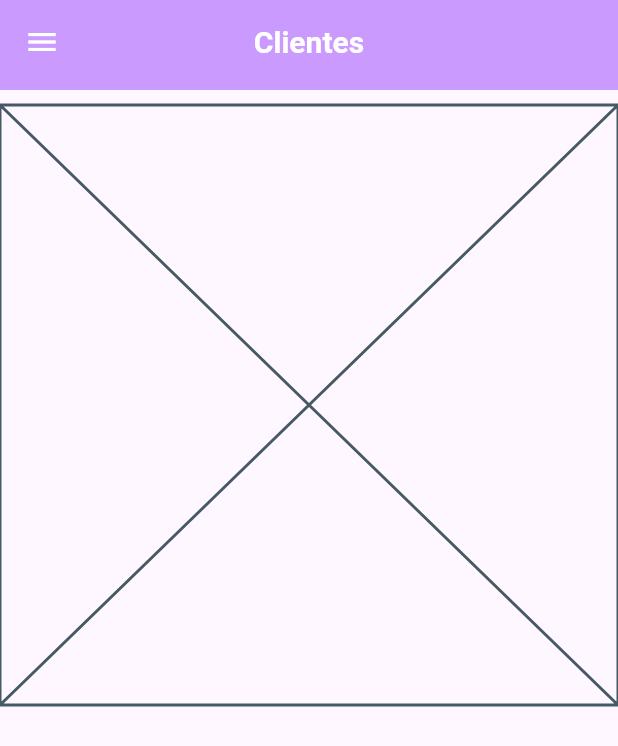
After one commit to davifelipef/mirelle_kay, a Flutter app: the ClientsScreen screen opened by its route, on a phone screen of 412 x 824 dp. The commit adds this screen. Shown: the top 746 px of the screen. Run offline on Flutter 3.47's test engine with Material 3 defaults, Android fonts, the phone set to English and light mode, and no system bars; our stand-ins replace google_fonts, hive_flutter; accounts and stored records are empty.

Commit message:
feat: added clients, inventory and sales screens, updated the drawer navigation and added a new plalceholder card for the sales

```diff
--- /dev/null
+++ b/lib/screens/clients_screen.dart
@@ -0,0 +1,36 @@
+import 'package:mirelle_kay/widgets/app_bar.dart';
+import 'package:mirelle_kay/utils/helpers.dart';
+import 'package:flutter/material.dart';
+import 'package:mirelle_kay/widgets/drawer.dart';
+
+class ClientsScreen extends StatefulWidget {
+  static const String routeName = "/clients";
+  const ClientsScreen({super.key});
+  @override
+  State<ClientsScreen> createState() => _ClientsScreen();
+}
+
+class _ClientsScreen extends State<ClientsScreen> {
+  @override
+  void initState() {
+    super.initState();
+    updatePageTitle("Clientes");
+  }
+
+  @override
+  Widget build(BuildContext context) {
+    return Scaffold(
+      appBar: const AppBarDesign(),
+      drawer: const MyDrawer(),
+      body: Column(
+        children: [
+          Padding(
+            padding: const EdgeInsetsDirectional.only(top: 10.0),
+            child: Placeholder(),
+          ),
+          // TODO - Rest of the code
+        ],
+      ),
+    );
+  }
+}
--- a/lib/screens/splash_screen.dart
+++ b/lib/screens/splash_screen.dart
@@ -22,7 +22,7 @@ class SplashScreenState extends State<SplashScreen> {
     await GoogleFonts.pendingFonts([]);
     if (mounted) {
       Navigator.of(context).pushReplacement(
-        MaterialPageRoute(builder: (context) => const HomePage()),
+        MaterialPageRoute(builder: (context) => const HomeScreen()),
       );
     }
   }
```
Also changed, not shown: lib/main.dart (+7 -2 lines), lib/screens/home_screen.dart (+4 -4 lines), lib/screens/inventory_screen.dart (added, +36 -0 lines), lib/screens/sales_screen.dart (added, +40 -0 lines), lib/widgets/drawer.dart (+4 -4 lines), lib/widgets/sales_card.dart (added).
